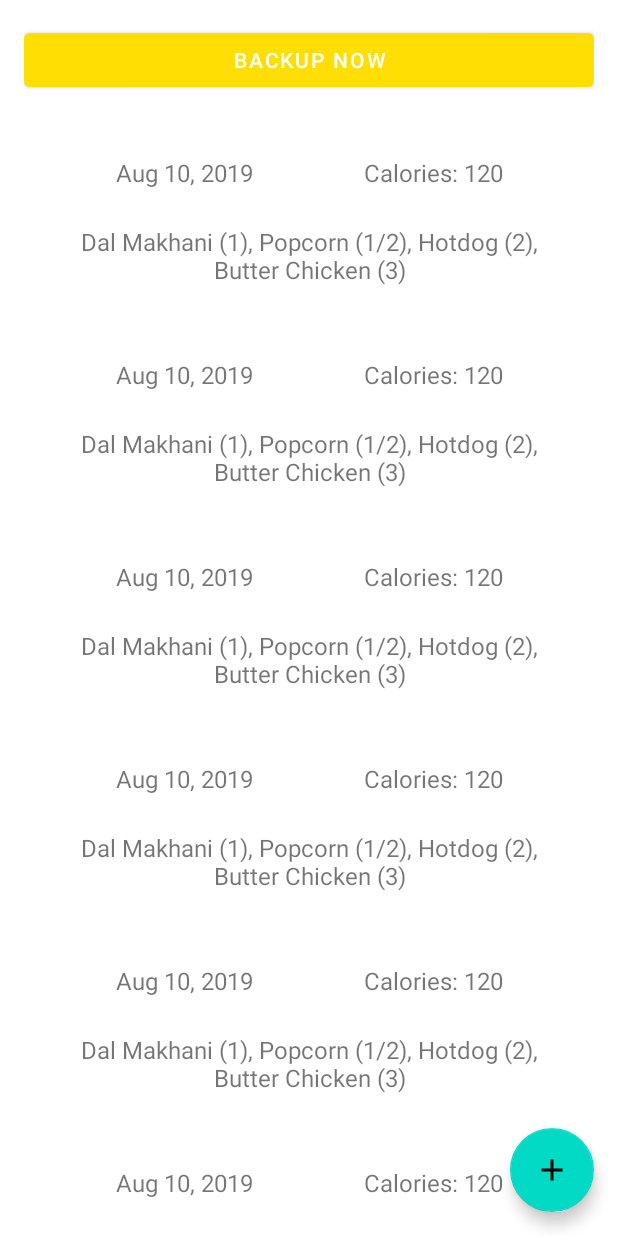
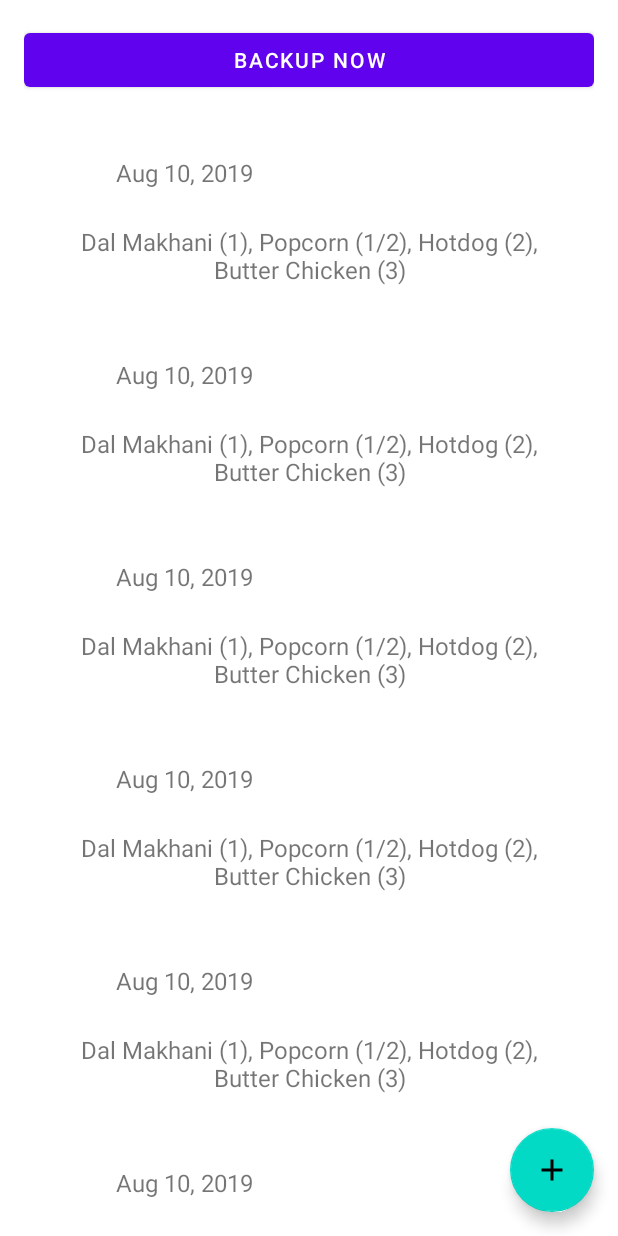
Before and after one commit to ramitsuri/CalorieTracker, an Android app: the layout fragment_history.xml on its own in the app's theme, with its tools: preview values and no code run, on a phone screen of 412 x 824 dp. Run offline under Robolectric (Android 15) with nearby library versions, the phone set to English and light mode, and no system bars.

Commit message:
hide keyboard on add data, change color scheme

```diff
--- a/app/src/main/java/com/ramitsuri/calorietracker/fragment/AddDataFragment.java
+++ b/app/src/main/java/com/ramitsuri/calorietracker/fragment/AddDataFragment.java
@@ -184,6 +184,10 @@ public class AddDataFragment extends BaseFragment
 
     private void handleDoneClicked() {
         Timber.i("Attempting save");
+        mEditItemName.clearFocus();
+        if (getActivity() != null) { // close keyboard
+            hideKeyboardFrom(getActivity(), mEditItemName);
+        }
         if (TextUtils.isEmpty(getItemName())) {
             Timber.i("Item name is empty");
             return;
--- a/app/src/main/res/layout/data_item.xml
+++ b/app/src/main/res/layout/data_item.xml
@@ -30,6 +30,7 @@
         android:layout_width="0dp"
         android:layout_height="wrap_content"
         android:gravity="center"
+        android:visibility="gone"
         android:textSize="@dimen/text_medium"
         app:layout_constraintEnd_toEndOf="parent"
         app:layout_constraintStart_toEndOf="@id/guide_vertical"
--- a/app/src/main/res/values/colors.xml
+++ b/app/src/main/res/values/colors.xml
@@ -1,6 +1,6 @@
 <?xml version="1.0" encoding="utf-8"?>
 <resources>
-    <color name="colorPrimary">#FFDE03</color>
-    <color name="colorPrimaryDark">#c7ad00</color>
-    <color name="colorAccent">#0336FF</color>
+    <color name="colorPrimary">#6002ee</color>
+    <color name="colorPrimaryDark">#3d00e0</color>
+    <color name="colorAccent">#75e900</color>
 </resources>
```
Also changed, not shown: app/src/main/java/com/ramitsuri/calorietracker/fragment/BaseFragment.java (+10 -1 lines).
